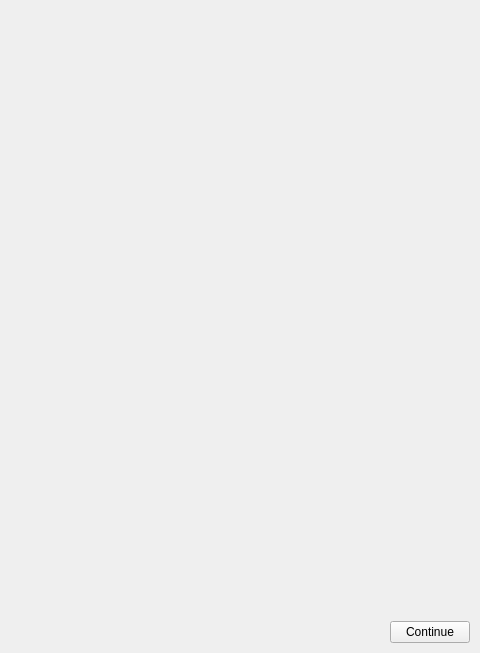
This is 3drekonstruktionspeiseroehre/ui-files/sensor_path_window_design.ui in ds-lab/EsophagusVisualization as Qt 5 draws it before an edit; both pictures show x 455 to 935 and y 0 to 653 of the 935 by 653 pixel window. The edited form follows.
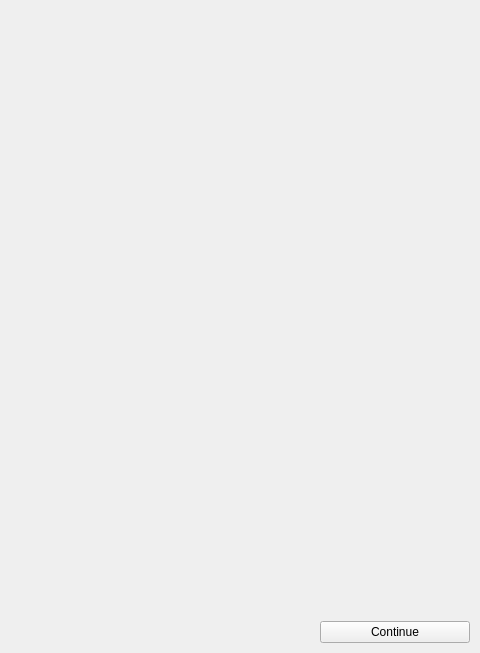
This is the edited form.

Commit message: Added Legend to Path Windows

Diff of the .ui file:
```diff
--- a/3drekonstruktionspeiseroehre/ui-files/sensor_path_window_design.ui
+++ b/3drekonstruktionspeiseroehre/ui-files/sensor_path_window_design.ui
@@ -59,8 +59,8 @@
         </property>
         <property name="sizeHint" stdset="0">
          <size>
-          <width>20</width>
-          <height>40</height>
+          <width>150</width>
+          <height>100</height>
          </size>
         </property>
        </spacer>
```
Left out of the diff: 2 changed lines with no effect on the pictures. The commit also changes 3 other files.
